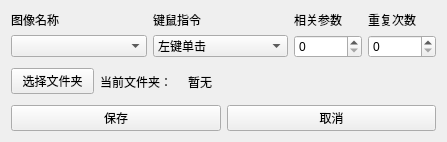
Old version of the form 窗体/add_instruction.ui in the repository FsterThanLight/Clicker.
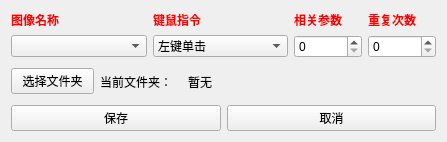
New version of the form. Icons and pictures are not drawn.

Patch:
```diff
--- a/窗体/add_instruction.ui
+++ b/窗体/add_instruction.ui
@@ -22,6 +22,50 @@
     <layout class="QGridLayout" name="gridLayout" columnstretch="2,2,1,1">
      <item row="0" column="3" rowspan="3">
       <widget class="QLabel" name="label_4">
+       <property name="palette">
+        <palette>
+         <active>
+          <colorrole role="WindowText">
+           <brush brushstyle="SolidPattern">
+            <color alpha="255">
+             <red>255</red>
+             <green>0</green>
+             <blue>0</blue>
+            </color>
+           </brush>
+          </colorrole>
+         </active>
+         <inactive>
+          <colorrole role="WindowText">
+           <brush brushstyle="SolidPattern">
+            <color alpha="255">
+             <red>255</red>
+             <green>0</green>
+             <blue>0</blue>
+            </color>
+           </brush>
+          </colorrole>
+         </inactive>
+         <disabled>
+          <colorrole role="WindowText">
+           <brush brushstyle="SolidPattern">
+            <color alpha="255">
+             <red>120</red>
+             <green>120</green>
+             <blue>120</blue>
+            </color>
+           </brush>
+          </colorrole>
+         </disabled>
+        </palette>
+       </property>
+       <property name="font">
+        <font>
+         <family>微软雅黑</family>
+         <weight>75</weight>
+         <bold>true</bold>
+        </font>
+       </property>
        <property name="text">
         <string>重复次数</string>
        </property>
@@ -29,6 +73,50 @@
      </item>
      <item row="0" column="2" rowspan="3">
       <widget class="QLabel" name="label_3">
+       <property name="palette">
+        <palette>
+         <active>
+          <colorrole role="WindowText">
+           <brush brushstyle="SolidPattern">
+            <color alpha="255">
+             <red>255</red>
+             <green>0</green>
+             <blue>0</blue>
+            </color>
+           </brush>
+          </colorrole>
+         </active>
+         <inactive>
+          <colorrole role="WindowText">
+           <brush brushstyle="SolidPattern">
+            <color alpha="255">
+             <red>255</red>
+             <green>0</green>
+             <blue>0</blue>
+            </color>
+           </brush>
+          </colorrole>
+         </inactive>
+         <disabled>
+          <colorrole role="WindowText">
+           <brush brushstyle="SolidPattern">
+            <color alpha="255">
+             <red>120</red>
+             <green>120</green>
+             <blue>120</blue>
+            </color>
+           </brush>
+          </colorrole>
+         </disabled>
+        </palette>
+       </property>
+       <property name="font">
+        <font>
+         <family>微软雅黑</family>
+         <weight>75</weight>
+         <bold>true</bold>
+        </font>
+       </property>
        <property name="text">
         <string>相关参数</string>
        </property>
@@ -70,6 +158,50 @@
      </item>
      <item row="0" column="0" rowspan="3">
       <widget class="QLabel" name="label">
+       <property name="palette">
+        <palette>
+         <active>
+          <colorrole role="WindowText">
+           <brush brushstyle="SolidPattern">
+            <color alpha="255">
+             <red>255</red>
+             <green>0</green>
+             <blue>0</blue>
+            </color>
+           </brush>
+          </colorrole>
+         </active>
+         <inactive>
+          <colorrole role="WindowText">
+           <brush brushstyle="SolidPattern">
+            <color alpha="255">
+             <red>255</red>
+             <green>0</green>
+             <blue>0</blue>
+            </color>
+           </brush>
+          </colorrole>
+         </inactive>
+         <disabled>
+          <colorrole role="WindowText">
+           <brush brushstyle="SolidPattern">
+            <color alpha="255">
+             <red>120</red>
+             <green>120</green>
+             <blue>120</blue>
+            </color>
+           </brush>
+          </colorrole>
+         </disabled>
+        </palette>
+       </property>
+       <property name="font">
+        <font>
+         <family>微软雅黑</family>
+         <weight>75</weight>
+         <bold>true</bold>
+        </font>
+       </property>
        <property name="text">
         <string>图像名称</string>
        </property>
@@ -86,6 +218,50 @@
      </item>
      <item row="0" column="1" rowspan="3">
       <widget class="QLabel" name="label_2">
+       <property name="palette">
+        <palette>
+         <active>
+          <colorrole role="WindowText">
+           <brush brushstyle="SolidPattern">
+            <color alpha="255">
+             <red>255</red>
+             <green>0</green>
+             <blue>0</blue>
+            </color>
+           </brush>
+          </colorrole>
+         </active>
+         <inactive>
+          <colorrole role="WindowText">
+           <brush brushstyle="SolidPattern">
+            <color alpha="255">
+             <red>255</red>
+             <green>0</green>
+             <blue>0</blue>
+            </color>
+           </brush>
+          </colorrole>
+         </inactive>
+         <disabled>
+          <colorrole role="WindowText">
+           <brush brushstyle="SolidPattern">
+            <color alpha="255">
+             <red>120</red>
+             <green>120</green>
+             <blue>120</blue>
+            </color>
+           </brush>
+          </colorrole>
+         </disabled>
+        </palette>
+       </property>
+       <property name="font">
+        <font>
+         <family>微软雅黑</family>
+         <weight>75</weight>
+         <bold>true</bold>
+        </font>
+       </property>
        <property name="text">
         <string>键鼠指令</string>
        </property>
```
